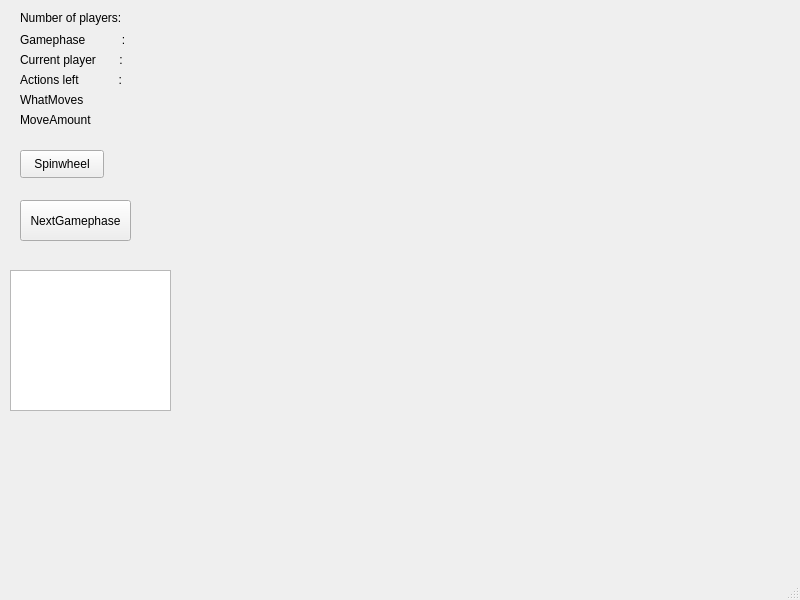
First picture: the form in UI/mainwindow.ui, repository Sakujii/islandgame, before the edit.
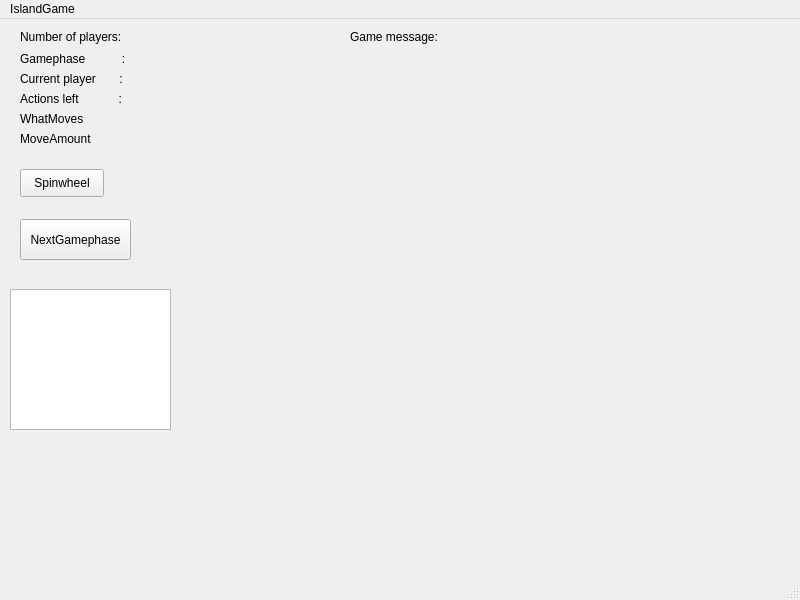
Second picture: the form after the edit.

Commit message: Restriction to actors and transports, label for exceptions in mainwindow

Patch:
```diff
--- a/UI/mainwindow.ui
+++ b/UI/mainwindow.ui
@@ -206,6 +206,39 @@
      </rect>
     </property>
    </widget>
+   <widget class="QLabel" name="labelGameMessageText">
+    <property name="geometry">
+     <rect>
+      <x>470</x>
+      <y>10</y>
+      <width>321</width>
+      <height>20</height>
+     </rect>
+    </property>
+    <property name="font">
+     <font>
+      <pointsize>16</pointsize>
+      <weight>75</weight>
+      <bold>true</bold>
+     </font>
+    </property>
+    <property name="text">
+     <string/>
+    </property>
+   </widget>
+   <widget class="QLabel" name="labelGameMessage">
+    <property name="geometry">
+     <rect>
+      <x>350</x>
+      <y>10</y>
+      <width>101</width>
+      <height>16</height>
+     </rect>
+    </property>
+    <property name="text">
+     <string>Game message:</string>
+    </property>
+   </widget>
   </widget>
   <widget class="QMenuBar" name="menubar">
    <property name="geometry">
@@ -213,9 +246,15 @@
      <x>0</x>
      <y>0</y>
      <width>800</width>
-     <height>25</height>
+     <height>22</height>
     </rect>
    </property>
+   <widget class="QMenu" name="menuIslandGame">
+    <property name="title">
+     <string>IslandGame</string>
+    </property>
+   </widget>
+   <addaction name="menuIslandGame"/>
   </widget>
   <widget class="QStatusBar" name="statusbar"/>
  </widget>
```
The commit also changes 6 other files.
